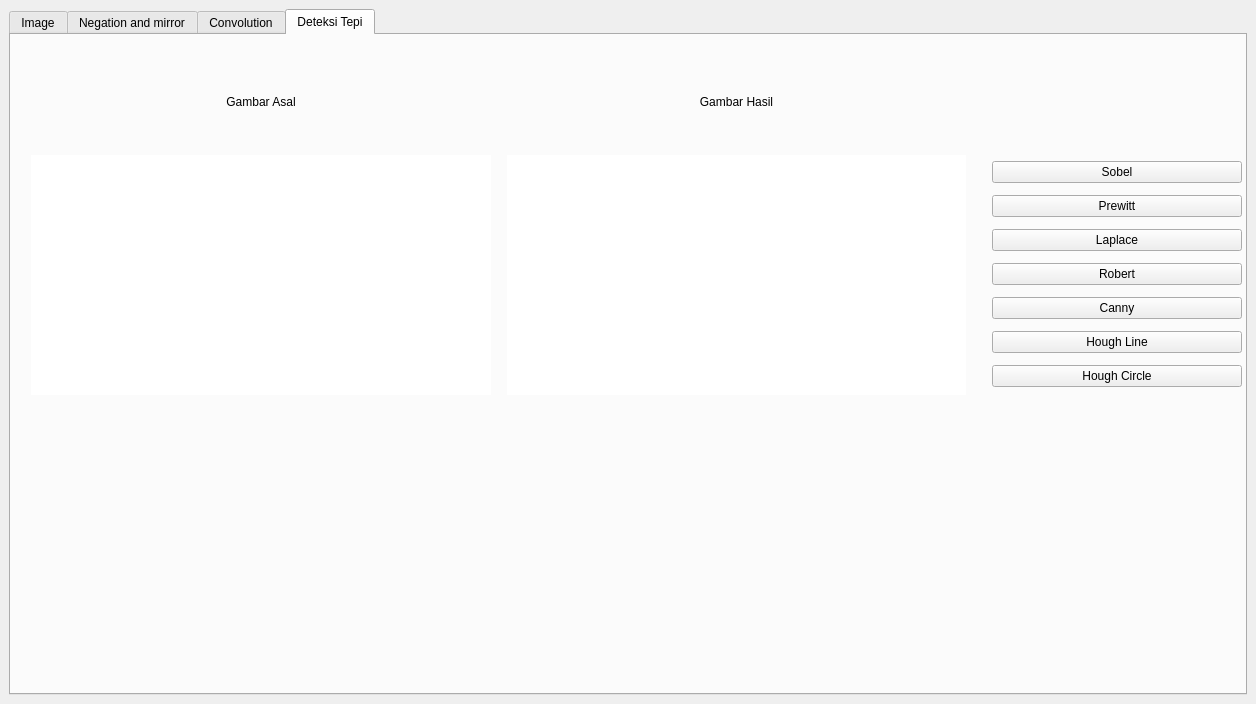
Before: the Qt Designer form Comvis I Design.ui in andre002wp/Comvis-Semester-5, drawn with Qt 5.
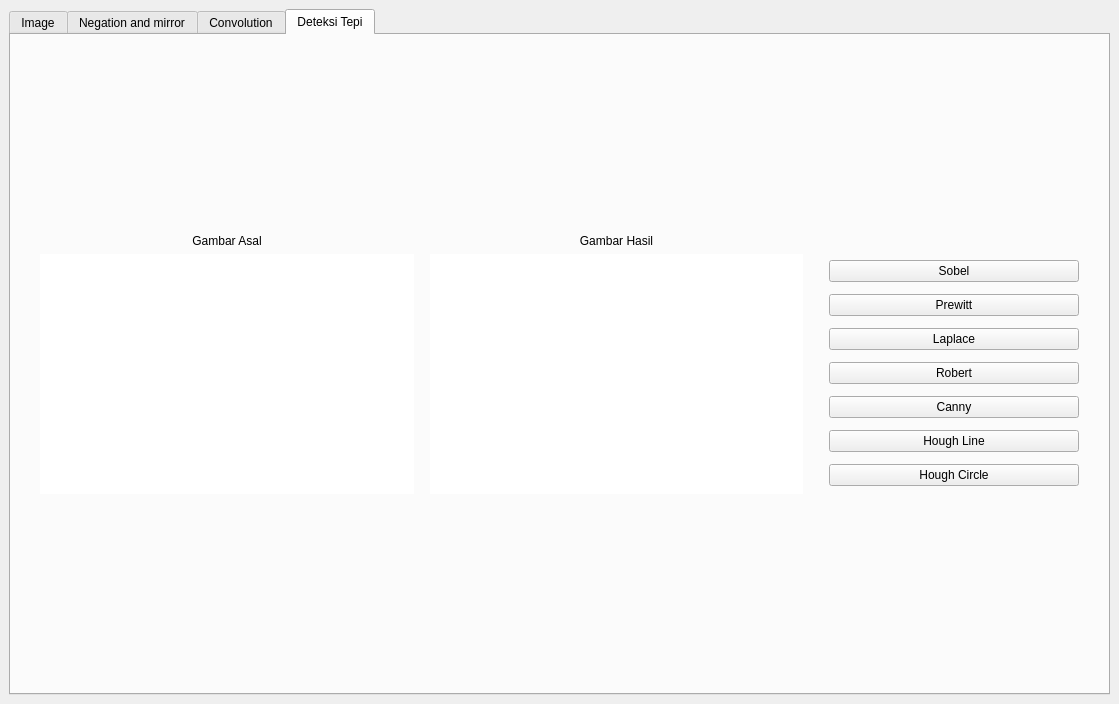
After: the same form once the commit is applied. Custom widgets are drawn as their Qt base class.

```diff
--- a/Comvis I Design.ui
+++ b/Comvis I Design.ui
@@ -6,7 +6,7 @@
    <rect>
     <x>0</x>
     <y>0</y>
-    <width>1256</width>
+    <width>1119</width>
     <height>704</height>
    </rect>
   </property>
@@ -923,15 +923,8 @@
        <attribute name="title">
         <string>Deteksi Tepi</string>
        </attribute>
-       <widget class="QWidget" name="layoutWidget">
-        <property name="geometry">
-         <rect>
-          <x>0</x>
-          <y>0</y>
-          <width>1251</width>
-          <height>421</height>
-         </rect>
-        </property>
+       <layout class="QGridLayout" name="gridLayout_6">
+        <item row="0" column="0">
         <layout class="QGridLayout" name="gridLayout_11">
          <property name="sizeConstraint">
           <enum>QLayout::SetNoConstraint</enum>
@@ -1251,7 +1244,8 @@
           </layout>
          </item>
         </layout>
-       </widget>
+        </item>
+       </layout>
       </widget>
      </widget>
     </item>
```
Lines whose indentation alone changed are shown as unchanged.
